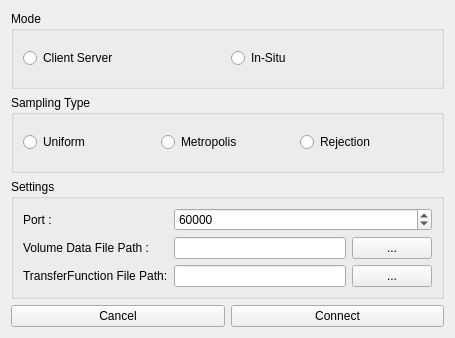
CCSEPBVR/CS-IS-PBVR, file Widgets/Connect.ui: the form before one commit.
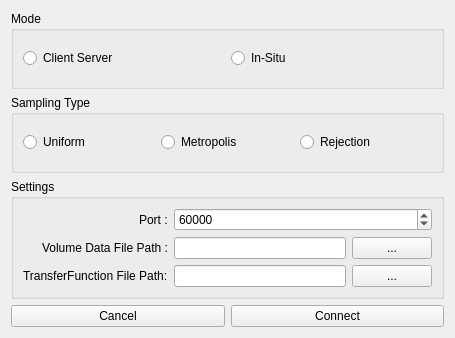
The form after the commit.

Diff of the .ui file:
```diff
--- a/Widgets/Connect.ui
+++ b/Widgets/Connect.ui
@@ -61,8 +61,8 @@
       <string>Settings</string>
      </property>
      <layout class="QGridLayout" name="gridLayout_3">
-      <item row="1" column="0">
-       <widget class="QLabel" name="label">
+      <item row="1" column="0" alignment="Qt::AlignRight">
+       <widget class="QLabel" name="portLbl">
         <property name="text">
          <string>Port :</string>
         </property>
@@ -108,8 +108,8 @@
         </property>
        </widget>
       </item>
-      <item row="2" column="0">
-       <widget class="QLabel" name="label_2">
+      <item row="2" column="0" alignment="Qt::AlignRight">
+       <widget class="QLabel" name="volumeDataFilePathLbl">
         <property name="text">
          <string>Volume Data File Path :</string>
         </property>
```
Left out of the diff: 106 changed lines with no effect on the pictures.
